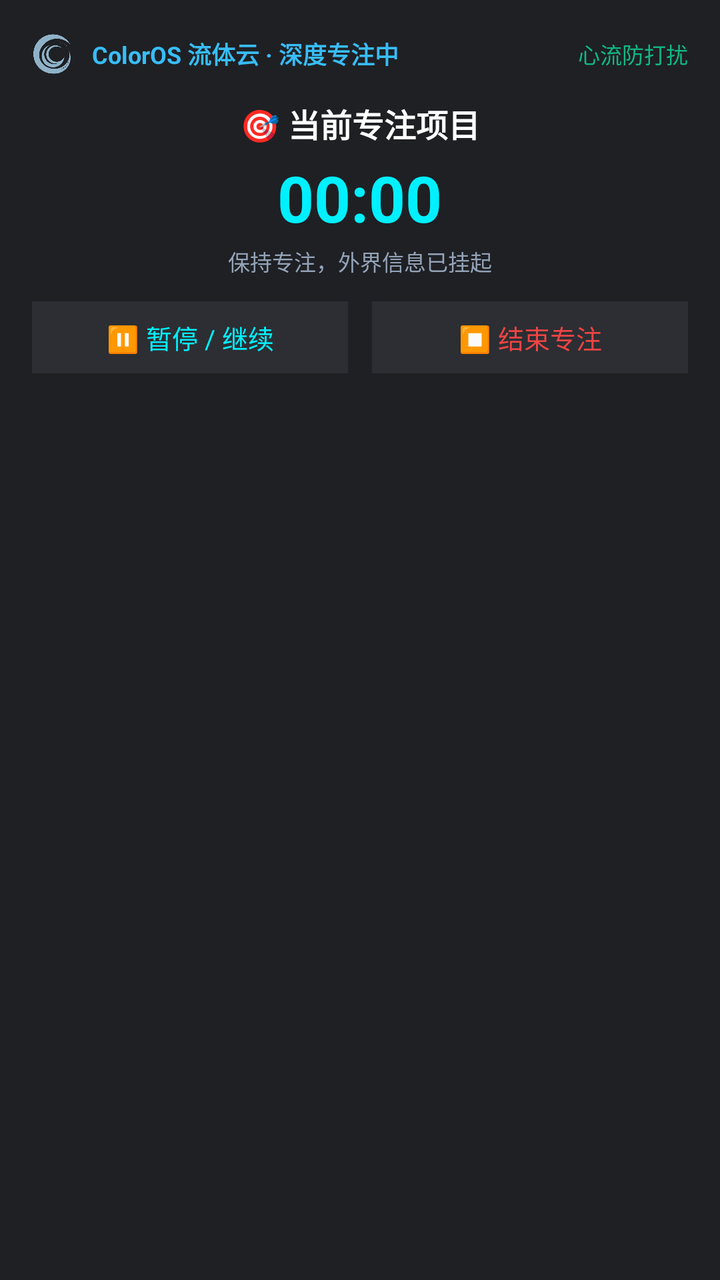
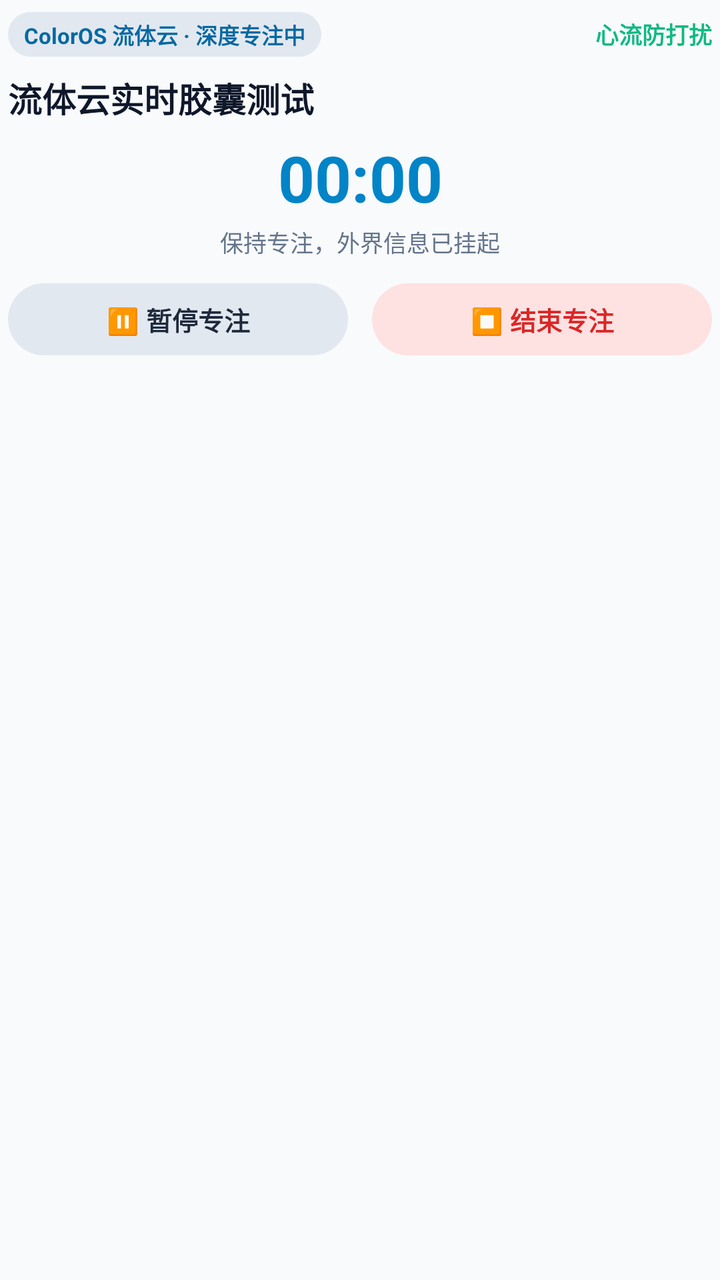

Compare the two renders of this Android layout. The source of the first and the diff that turns it into the second are given below.
<!-- AndroidManifest.xml: application theme Theme.RMF -->
<!-- res/layout/notification_fluid_cloud_expanded.xml -->
<?xml version="1.0" encoding="utf-8"?>
<LinearLayout xmlns:android="http://schemas.android.com/apk/res/android"
    android:id="@+id/fluid_expanded_root"
    android:layout_width="match_parent"
    android:layout_height="wrap_content"
    android:orientation="vertical"
    android:background="#1E2024"
    android:padding="16dp">

    
    <LinearLayout
        android:layout_width="match_parent"
        android:layout_height="wrap_content"
        android:orientation="horizontal"
        android:gravity="center_vertical">

        <ImageView
            android:layout_width="22dp"
            android:layout_height="22dp"
            android:src="@drawable/ic_logo"
            android:contentDescription="RMF Logo" />

        <TextView
            android:id="@+id/fluid_expanded_header"
            android:layout_width="0dp"
            android:layout_height="wrap_content"
            android:layout_weight="1"
            android:layout_marginStart="8dp"
            android:text="ColorOS 流体云 · 深度专注中"
            android:textColor="#38BDF8"
            android:textSize="12sp"
            android:textStyle="bold" />

        <TextView
            android:layout_width="wrap_content"
            android:layout_height="wrap_content"
            android:text="心流防打扰"
            android:textColor="#10B981"
            android:textSize="11sp" />
    </LinearLayout>

    
    <LinearLayout
        android:layout_width="match_parent"
        android:layout_height="wrap_content"
        android:orientation="vertical"
        android:gravity="center_horizontal"
        android:layout_marginTop="12dp"
        android:layout_marginBottom="12dp">

        <TextView
            android:id="@+id/fluid_expanded_task_title"
            android:layout_width="wrap_content"
            android:layout_height="wrap_content"
            android:text="🎯 当前专注项目"
            android:textColor="#FFFFFF"
            android:textSize="16sp"
            android:textStyle="bold"
            android:maxLines="1" />

        <Chronometer
            android:id="@+id/fluid_expanded_chronometer"
            android:layout_width="wrap_content"
            android:layout_height="wrap_content"
            android:layout_marginTop="4dp"
            android:textColor="#00F0FF"
            android:textSize="32sp"
            android:textStyle="bold" />

        <TextView
            android:layout_width="wrap_content"
            android:layout_height="wrap_content"
            android:layout_marginTop="2dp"
            android:text="保持专注，外界信息已挂起"
            android:textColor="#94A3B8"
            android:textSize="11sp" />
    </LinearLayout>

    
    <LinearLayout
        android:layout_width="match_parent"
        android:layout_height="wrap_content"
        android:orientation="horizontal"
        android:gravity="center">

        <TextView
            android:id="@+id/fluid_btn_pause"
            android:layout_width="0dp"
            android:layout_height="36dp"
            android:layout_weight="1"
            android:layout_marginEnd="6dp"
            android:gravity="center"
            android:text="⏸️ 暂停 / 继续"
            android:textColor="#00F0FF"
            android:textSize="13sp"
            android:background="#2C2E33" />

        <TextView
            android:id="@+id/fluid_btn_stop"
            android:layout_width="0dp"
            android:layout_height="36dp"
            android:layout_weight="1"
            android:layout_marginStart="6dp"
            android:gravity="center"
            android:text="⏹️ 结束专注"
            android:textColor="#EF4444"
            android:textSize="13sp"
            android:background="#2C2E33" />
    </LinearLayout>

</LinearLayout>
<!-- resources referenced by this layout -->
<resources>
  <!-- drawable ic_logo: png bitmap (drawable, 26207 bytes) -->
  <style name="Theme.RMF" parent="android:Theme.Material.NoActionBar">
          <item name="android:statusBarColor">#F8FAFC</item>
          <item name="android:navigationBarColor">#FFFFFF</item>
          <item name="android:windowBackground">#F8FAFC</item>
          <item name="android:windowLightStatusBar">true</item>
      </style>
</resources>

<!-- the commit's change to res/layout/notification_fluid_cloud_expanded.xml (unified diff, before → after) -->
@@ -4,8 +4,11 @@
     android:layout_width="match_parent"
     android:layout_height="wrap_content"
     android:orientation="vertical"
-    android:background="#1E2024"
-    android:padding="16dp">
+    android:background="@android:color/transparent"
+    android:paddingTop="6dp"
+    android:paddingBottom="6dp"
+    android:paddingStart="4dp"
+    android:paddingEnd="4dp">
 
     
     <LinearLayout
@@ -14,72 +17,72 @@
         android:orientation="horizontal"
         android:gravity="center_vertical">
 
-        <ImageView
-            android:layout_width="22dp"
-            android:layout_height="22dp"
-            android:src="@drawable/ic_logo"
-            android:contentDescription="RMF Logo" />
+        <TextView
+            android:id="@+id/fluid_expanded_header"
+            android:layout_width="wrap_content"
+            android:layout_height="wrap_content"
+            android:paddingStart="8dp"
+            android:paddingEnd="8dp"
+            android:paddingTop="3dp"
+            android:paddingBottom="3dp"
+            android:text="ColorOS 流体云 · 深度专注中"
+            android:textColor="@color/fluid_notif_tag_text"
+            android:textSize="11sp"
+            android:textStyle="bold"
+            android:background="@drawable/bg_fluid_tag" />
 
         <TextView
-            android:id="@+id/fluid_expanded_header"
             android:layout_width="0dp"
             android:layout_height="wrap_content"
-            android:layout_weight="1"
-            android:layout_marginStart="8dp"
-            android:text="ColorOS 流体云 · 深度专注中"
-            android:textColor="#38BDF8"
-            android:textSize="12sp"
-            android:textStyle="bold" />
+            android:layout_weight="1" />
 
         <TextView
             android:layout_width="wrap_content"
             android:layout_height="wrap_content"
             android:text="心流防打扰"
             android:textColor="#10B981"
-            android:textSize="11sp" />
+            android:textSize="11.5sp"
+            android:textStyle="bold" />
     </LinearLayout>
+
+    
+    <TextView
+        android:id="@+id/fluid_expanded_task_title"
+        android:layout_width="match_parent"
+        android:layout_height="wrap_content"
+        android:layout_marginTop="8dp"
+        android:text="流体云实时胶囊测试"
+        android:textColor="@color/fluid_notif_title"
+        android:textSize="17sp"
+        android:textStyle="bold"
+        android:maxLines="2"
+        android:ellipsize="end" />
+
+    
+    <Chronometer
+        android:id="@+id/fluid_expanded_chronometer"
+        android:layout_width="match_parent"
+        android:layout_height="wrap_content"
+        android:layout_marginTop="6dp"
+        android:gravity="center"
+        android:textColor="@color/fluid_notif_chronometer"
+        android:textSize="32sp"
+        android:textStyle="bold" />
+
+    <TextView
+        android:layout_width="match_parent"
+        android:layout_height="wrap_content"
+        android:layout_marginTop="2dp"
+        android:gravity="center"
+        android:text="保持专注，外界信息已挂起"
+        android:textColor="@color/fluid_notif_muted"
+        android:textSize="11.5sp" />
 
     
     <LinearLayout
         android:layout_width="match_parent"
         android:layout_height="wrap_content"
-        android:orientation="vertical"
-        android:gravity="center_horizontal"
         android:layout_marginTop="12dp"
-        android:layout_marginBottom="12dp">
-
-        <TextView
-            android:id="@+id/fluid_expanded_task_title"
-            android:layout_width="wrap_content"
-            android:layout_height="wrap_content"
-            android:text="🎯 当前专注项目"
-            android:textColor="#FFFFFF"
-            android:textSize="16sp"
-            android:textStyle="bold"
-            android:maxLines="1" />
-
-        <Chronometer
-            android:id="@+id/fluid_expanded_chronometer"
-            android:layout_width="wrap_content"
-            android:layout_height="wrap_content"
-            android:layout_marginTop="4dp"
-            android:textColor="#00F0FF"
-            android:textSize="32sp"
-            android:textStyle="bold" />
-
-        <TextView
-            android:layout_width="wrap_content"
-            android:layout_height="wrap_content"
-            android:layout_marginTop="2dp"
-            android:text="保持专注，外界信息已挂起"
-            android:textColor="#94A3B8"
-            android:textSize="11sp" />
-    </LinearLayout>
-
-    
-    <LinearLayout
-        android:layout_width="match_parent"
-        android:layout_height="wrap_content"
         android:orientation="horizontal"
         android:gravity="center">
 
@@ -90,10 +93,11 @@
             android:layout_weight="1"
             android:layout_marginEnd="6dp"
             android:gravity="center"
-            android:text="⏸️ 暂停 / 继续"
-            android:textColor="#00F0FF"
+            android:text="⏸️ 暂停专注"
+            android:textColor="@color/fluid_notif_btn_secondary_text"
             android:textSize="13sp"
-            android:background="#2C2E33" />
+            android:textStyle="bold"
+            android:background="@drawable/bg_fluid_btn_secondary" />
 
         <TextView
             android:id="@+id/fluid_btn_stop"
@@ -103,9 +107,10 @@
             android:layout_marginStart="6dp"
             android:gravity="center"
             android:text="⏹️ 结束专注"
-            android:textColor="#EF4444"
+            android:textColor="@color/fluid_notif_btn_danger_text"
             android:textSize="13sp"
-            android:background="#2C2E33" />
+            android:textStyle="bold"
+            android:background="@drawable/bg_fluid_btn_danger" />
     </LinearLayout>
 
 </LinearLayout>
<!-- resource entries referenced after the edit -->
@@ -1,11 +1,40 @@
 <!-- resources referenced by this layout -->
 <resources>
-  <!-- drawable ic_logo: png bitmap (drawable, 26207 bytes) -->
+  <color name="fluid_notif_btn_danger_text">#DC2626</color>
+  <color name="fluid_notif_btn_secondary_text">#1E293B</color>
+  <color name="fluid_notif_chronometer">#0284C7</color>
+  <color name="fluid_notif_muted">#64748B</color>
+  <color name="fluid_notif_tag_text">#0369A1</color>
+  <color name="fluid_notif_title">#0F172A</color>
+  <!-- drawable bg_fluid_btn_danger (drawable) -->
+  <?xml version="1.0" encoding="utf-8"?>
+  <shape xmlns:android="http://schemas.android.com/apk/res/android"
+      android:shape="rectangle">
+      <corners android:radius="18dp" />
+      <solid android:color="@color/fluid_notif_btn_danger_bg" />
+  </shape>
+  <!-- drawable bg_fluid_btn_secondary (drawable) -->
+  <?xml version="1.0" encoding="utf-8"?>
+  <shape xmlns:android="http://schemas.android.com/apk/res/android"
+      android:shape="rectangle">
+      <corners android:radius="18dp" />
+      <solid android:color="@color/fluid_notif_btn_secondary_bg" />
+  </shape>
+  <!-- drawable bg_fluid_tag (drawable) -->
+  <?xml version="1.0" encoding="utf-8"?>
+  <shape xmlns:android="http://schemas.android.com/apk/res/android"
+      android:shape="rectangle">
+      <corners android:radius="12dp" />
+      <solid android:color="@color/fluid_notif_tag_bg" />
+  </shape>
   <style name="Theme.RMF" parent="android:Theme.Material.NoActionBar">
           <item name="android:statusBarColor">#F8FAFC</item>
           <item name="android:navigationBarColor">#FFFFFF</item>
           <item name="android:windowBackground">#F8FAFC</item>
           <item name="android:windowLightStatusBar">true</item>
       </style>
+  <color name="fluid_notif_btn_danger_bg">#FEE2E2</color>
+  <color name="fluid_notif_btn_secondary_bg">#E2E8F0</color>
+  <color name="fluid_notif_tag_bg">#E2E8F0</color>
 </resources>
 
